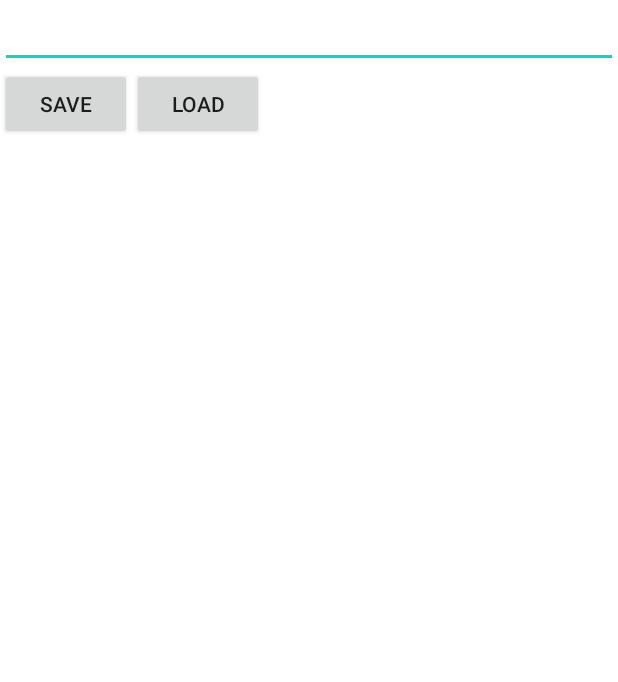
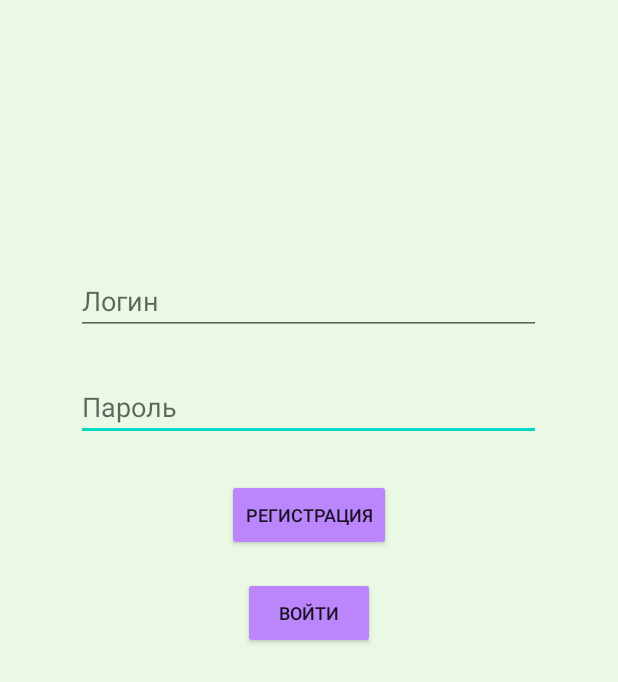
Before and after one commit to hyredeuvft/Laba9, an Android app: the screen it shows after launch (MainActivity before the commit, MainActivity2 after it), on a phone screen of 412 x 824 dp. Shown: the top 682 px of the screen. Run offline under Robolectric (Android 15) with nearby library versions, the phone set to English and light mode, and no system bars.

```diff
--- /dev/null
+++ b/app/src/main/java/com/example/laba93isp9_14/MainActivity2.java
@@ -0,0 +1,81 @@
+package com.example.laba93isp9_14;
+
+import androidx.appcompat.app.AppCompatActivity;
+
+import android.app.Activity;
+import android.content.SharedPreferences;
+import android.os.Bundle;
+import android.view.View;
+import android.widget.Button;
+import android.widget.EditText;
+import android.widget.Toast;
+
+public class MainActivity2 extends Activity implements View.OnClickListener {
+
+    EditText editTextLogin, editTextPassword;
+    Button buttonSave, buttonLoad;
+
+    SharedPreferences Log;
+    SharedPreferences Pas;
+
+    final String SAVED_LOG = "saved_LOG";
+    final String SAVED_PAS = "saved_PAS";
+
+    @Override
+    public void onCreate(Bundle savedInstanceState) {
+        super.onCreate(savedInstanceState);
+        setContentView(R.layout.activity_main2);
+
+        editTextLogin = (EditText) findViewById(R.id.editTextLogin);
+        editTextPassword = (EditText) findViewById(R.id.editTextPassword);
+        buttonSave = (Button) findViewById(R.id.btnReg);
+        buttonSave.setOnClickListener(this);
+        buttonLoad = (Button) findViewById(R.id.btnJoin);
+        buttonLoad.setOnClickListener(this);
+    }
+
+    @Override
+    public void onClick(View v) {
+        switch (v.getId()) {
+            case R.id.btnReg:
+                saveText();
+                break;
+            case R.id.btnJoin:
+                checkText();
+                break;
+            default:
+                break;
+        }
+    }
+
+    void saveText() {
+        Log = getPreferences(MODE_PRIVATE);
+        SharedPreferences.Editor L = Log.edit();
+        L.putString(SAVED_LOG, editTextLogin.getText().toString());
+        L.commit();
+        Pas = getPreferences(MODE_PRIVATE);
+        SharedPreferences.Editor P = Pas.edit();
+        P.putString(SAVED_PAS, editTextPassword.getText().toString());
+        P.commit();
+        Toast.makeText(this, "Пользователь сохранен", Toast.LENGTH_SHORT).show();
+    }
+
+    void checkText() {
+        Log = getPreferences(MODE_PRIVATE);
+        String Login = Log.getString(SAVED_LOG, "Логин сохранен");
+        Pas = getPreferences(MODE_PRIVATE);
+        String Password = Pas.getString(SAVED_PAS, "Пароль сохранен");
+        if(Login.equals(editTextLogin.getText().toString())) {
+            if (Password.equals(editTextPassword.getText().toString())) {
+                Toast.makeText(this, "Вход успешно выполнен", Toast.LENGTH_SHORT).show();
+            }
+        }
+    }
+
+    @Override
+    protected void onDestroy() {
+        super.onDestroy();
+        saveText();
+    }
+
+}
--- a/app/src/main/res/layout/activity_main.xml
+++ b/app/src/main/res/layout/activity_main.xml
@@ -7,34 +7,39 @@
     tools:context=".MainActivity">
 
     <LinearLayout
-        xmlns:android="http://schemas.android.com/apk/res/android"
         android:layout_width="fill_parent"
         android:layout_height="fill_parent"
-        android:orientation="vertical">
+        android:orientation="vertical"
+        app:layout_constraintEnd_toEndOf="parent"
+        app:layout_constraintStart_toStartOf="parent"
+        app:layout_constraintTop_toTopOf="parent">
+
         <EditText
             android:id="@+id/etText"
             android:layout_width="match_parent"
-            android:layout_height="wrap_content">
-            <requestFocus>
-            </requestFocus>
+            android:layout_height="wrap_content"
+            tools:ignore="SpeakableTextPresentCheck">
+
+            <requestFocus></requestFocus>
         </EditText>
+
         <LinearLayout
             android:id="@+id/linearLayout1"
             android:layout_width="match_parent"
             android:layout_height="wrap_content"
             android:orientation="horizontal">
+
             <Button
                 android:id="@+id/btnSave"
                 android:layout_width="wrap_content"
                 android:layout_height="wrap_content"
-                android:text="Save">
-            </Button>
+                android:text="Save"></Button>
+
             <Button
                 android:id="@+id/btnLoad"
                 android:layout_width="wrap_content"
                 android:layout_height="wrap_content"
-                android:text="Load">
-            </Button>
+                android:text="Load"></Button>
         </LinearLayout>
     </LinearLayout>
 
--- /dev/null
+++ b/app/src/main/res/layout/activity_main2.xml
@@ -0,0 +1,65 @@
+<?xml version="1.0" encoding="utf-8"?>
+<androidx.constraintlayout.widget.ConstraintLayout xmlns:android="http://schemas.android.com/apk/res/android"
+    xmlns:app="http://schemas.android.com/apk/res-auto"
+    xmlns:tools="http://schemas.android.com/tools"
+    android:layout_width="match_parent"
+    android:layout_height="match_parent"
+    android:background="#EAF8E4"
+    tools:context=".MainActivity2">
+
+    <LinearLayout
+        android:layout_width="match_parent"
+        android:layout_height="577dp"
+        android:layout_marginTop="154dp"
+        android:orientation="vertical"
+        app:layout_constraintEnd_toEndOf="parent"
+        app:layout_constraintStart_toStartOf="parent"
+        app:layout_constraintTop_toTopOf="parent">
+
+        <EditText
+            android:id="@+id/editTextLogin"
+            android:layout_width="310dp"
+            android:layout_height="44dp"
+            android:layout_marginTop="25dp"
+            android:hint="Логин"
+            android:layout_gravity="center_horizontal"
+            tools:ignore="SpeakableTextPresentCheck,TouchTargetSizeCheck">
+
+            <requestFocus></requestFocus>
+        </EditText>
+
+        <EditText
+            android:id="@+id/editTextPassword"
+            android:layout_width="310dp"
+            android:layout_height="wrap_content"
+            android:layout_gravity="center_horizontal"
+            android:layout_marginTop="25dp"
+            android:hint="Пароль"
+            tools:ignore="SpeakableTextPresentCheck,TouchTargetSizeCheck">
+
+            <requestFocus></requestFocus>
+        </EditText>
+
+        <Button
+            android:id="@+id/btnReg"
+            android:layout_width="wrap_content"
+            android:layout_height="wrap_content"
+            android:layout_gravity="center_horizontal"
+            android:layout_marginTop="25dp"
+            android:backgroundTint="@color/purple_200"
+            android:text="Регистрация"
+            android:textSize="12dp" />
+
+        <Button
+            android:id="@+id/btnJoin"
+            android:layout_width="wrap_content"
+            android:layout_height="wrap_content"
+            android:layout_gravity="center_horizontal"
+            android:layout_marginTop="17dp"
+            android:backgroundTint="@color/purple_200"
+            android:text="Войти"
+            android:textSize="12dp" />
+    </LinearLayout>
+
+
+</androidx.constraintlayout.widget.ConstraintLayout>
```
Also changed, not shown: app/src/main/AndroidManifest.xml (+7 -2 lines).
